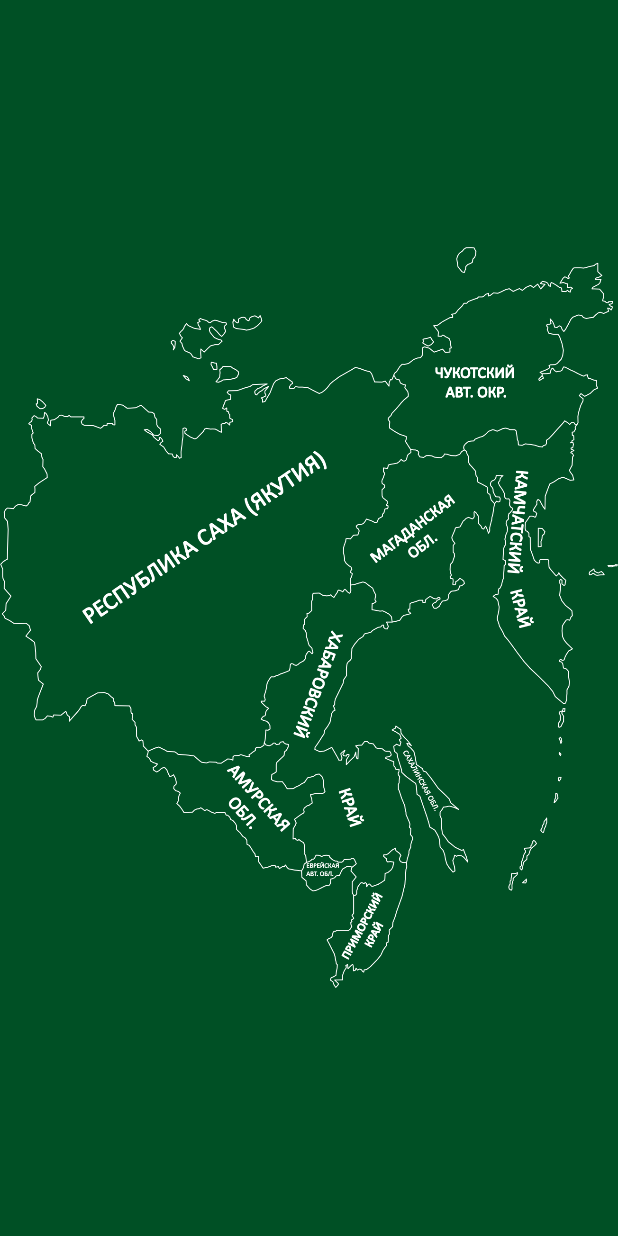
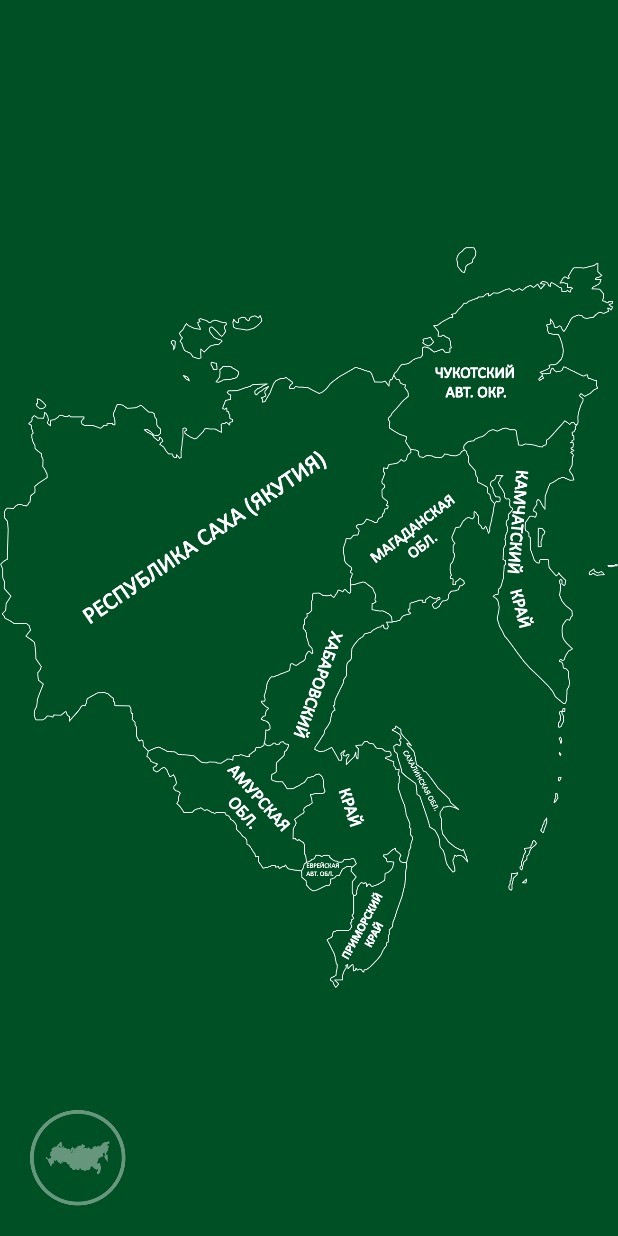
Before and after one commit to alexal1/Geografica, an Android app: the screen it shows after launch (MainActivity), on a phone screen of 412 x 824 dp. Run offline under Robolectric (Android 15) with nearby library versions, the phone set to English and light mode, and no system bars; libraries missing offline, so code that uses them is left out: org.apache.poi; 2 statements that could not run were skipped.

Commit message:
Create buttonAdd, that adds a new piece

```diff
--- a/app/src/main/java/com/alex_aladdin/geografica/GameManager.java
+++ b/app/src/main/java/com/alex_aladdin/geografica/GameManager.java
@@ -41,7 +41,8 @@ class GameManager {
     //Геттеры
     PieceImageView getPiece() {
         for (PieceImageView piece : mArrayPieces) {
-            if (!piece.isSettled()) return piece;
+            //Возвращаем первый кусок паззла, НЕ стоящий уже на своем месте, и НЕ видимый пользователю
+            if (!piece.isSettled() && (piece.getVisibility() == View.INVISIBLE)) return piece;
         }
         return null;
     }
--- /dev/null
+++ b/app/src/main/res/drawable/button_add_piece.xml
@@ -0,0 +1,9 @@
+<?xml version="1.0" encoding="utf-8"?>
+<selector xmlns:android="http://schemas.android.com/apk/res/android">
+    <item android:state_pressed="false">
+        <bitmap android:src="@drawable/add_piece" android:alpha="0.4"/>
+    </item>
+    <item android:state_pressed="true">
+        <bitmap android:src="@drawable/add_piece" android:alpha="1.0"/>
+    </item>
+</selector>
--- a/app/src/main/res/layout/activity_main.xml
+++ b/app/src/main/res/layout/activity_main.xml
@@ -14,17 +14,18 @@
         android:layout_height="wrap_content"
         android:layout_centerInParent="true"
         tools:ignore="ContentDescription" />
-<!--
-    <com.alex_aladdin.geografica.PieceImageView
-        android:id="@+id/image_piece"
+
+    <ImageButton
+        android:id="@+id/button_add_piece"
         android:layout_width="wrap_content"
         android:layout_height="wrap_content"
-        android:background="@drawable/backlight"
-        tools:ignore="ContentDescription" />!-->
+        android:layout_alignParentBottom="true"
+        android:layout_alignParentLeft="true"
+        android:layout_alignParentStart="true"
+        android:src="@drawable/button_add_piece"
+        android:background="@color/transparent"
+        android:padding="20dp"
+        android:onClick="onButtonAddClick"
+        tools:ignore="ContentDescription"/>
 
-    <TextView
-        android:id="@+id/text_accuracy"
-        android:layout_width="wrap_content"
-        android:layout_height="wrap_content"
-        android:layout_alignParentBottom="true" />
 </com.alex_aladdin.geografica.ZoomableRelativeLayout>
```
Also changed, not shown: app/src/main/java/com/alex_aladdin/geografica/MainActivity.java (+18 -10 lines), app/src/main/res/drawable-xxhdpi/add_piece.png (added), 1 other file.
